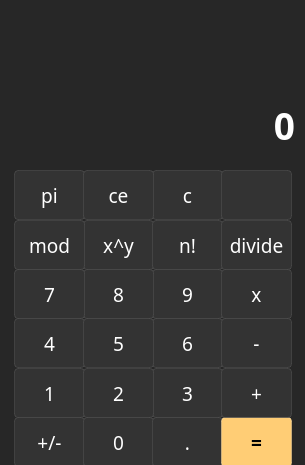
First picture: the form in QtCPPCalculator/QtCPPCalculator.ui, repository fonzy1243/QtCPPCalculator, before the edit.
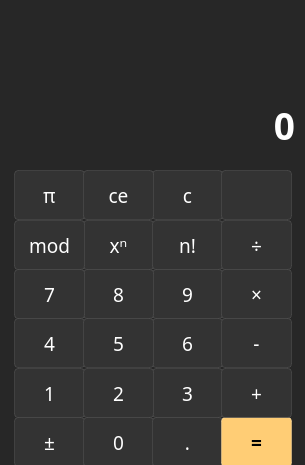
Second picture: the form after the edit. Icons and pictures are not drawn.

Commit message: added unicode characters to buttons

Diff of the .ui file:
```diff
--- a/QtCPPCalculator/QtCPPCalculator.ui
+++ b/QtCPPCalculator/QtCPPCalculator.ui
@@ -30,9 +30,93 @@
   </property>
   <property name="palette">
    <palette>
-    <active/>
-    <inactive/>
-    <disabled/>
+    <active>
+     <colorrole role="Button">
+      <brush brushstyle="SolidPattern">
+       <color alpha="255">
+        <red>39</red>
+        <green>39</green>
+        <blue>39</blue>
+       </color>
+      </brush>
+     </colorrole>
+     <colorrole role="Base">
+      <brush brushstyle="SolidPattern">
+       <color alpha="255">
+        <red>39</red>
+        <green>39</green>
+        <blue>39</blue>
+       </color>
+      </brush>
+     </colorrole>
+     <colorrole role="Window">
+      <brush brushstyle="SolidPattern">
+       <color alpha="255">
+        <red>39</red>
+        <green>39</green>
+        <blue>39</blue>
+       </color>
+      </brush>
+     </colorrole>
+    </active>
+    <inactive>
+     <colorrole role="Button">
+      <brush brushstyle="SolidPattern">
+       <color alpha="255">
+        <red>39</red>
+        <green>39</green>
+        <blue>39</blue>
+       </color>
+      </brush>
+     </colorrole>
+     <colorrole role="Base">
+      <brush brushstyle="SolidPattern">
+       <color alpha="255">
+        <red>39</red>
+        <green>39</green>
+        <blue>39</blue>
+       </color>
+      </brush>
+     </colorrole>
+     <colorrole role="Window">
+      <brush brushstyle="SolidPattern">
+       <color alpha="255">
+        <red>39</red>
+        <green>39</green>
+        <blue>39</blue>
+       </color>
+      </brush>
+     </colorrole>
+    </inactive>
+    <disabled>
+     <colorrole role="Button">
+      <brush brushstyle="SolidPattern">
+       <color alpha="255">
+        <red>39</red>
+        <green>39</green>
+        <blue>39</blue>
+       </color>
+      </brush>
+     </colorrole>
+     <colorrole role="Base">
+      <brush brushstyle="SolidPattern">
+       <color alpha="255">
+        <red>39</red>
+        <green>39</green>
+        <blue>39</blue>
+       </color>
+      </brush>
+     </colorrole>
+     <colorrole role="Window">
+      <brush brushstyle="SolidPattern">
+       <color alpha="255">
+        <red>39</red>
+        <green>39</green>
+        <blue>39</blue>
+       </color>
+      </brush>
+     </colorrole>
+    </disabled>
    </palette>
   </property>
   <property name="windowTitle">
@@ -331,7 +415,7 @@
         <bool>false</bool>
        </property>
        <property name="text">
-        <string>x^y</string>
+        <string>xⁿ</string>
        </property>
        <property name="autoDefault">
         <bool>false</bool>
@@ -365,7 +449,7 @@
         <bool>false</bool>
        </property>
        <property name="text">
-        <string>+/-</string>
+        <string>±</string>
        </property>
        <property name="autoDefault">
         <bool>false</bool>
@@ -436,7 +520,7 @@
         <string notr="true"/>
        </property>
        <property name="text">
-        <string>pi</string>
+        <string>π</string>
        </property>
        <property name="autoDefault">
         <bool>false</bool>
@@ -954,7 +1038,7 @@
         <bool>false</bool>
        </property>
        <property name="text">
-        <string>x</string>
+        <string>×</string>
        </property>
        <property name="autoDefault">
         <bool>false</bool>
@@ -988,7 +1072,7 @@
         <bool>false</bool>
        </property>
        <property name="text">
-        <string>divide</string>
+        <string>÷</string>
        </property>
        <property name="autoDefault">
         <bool>false</bool>
```
The commit also changes 2 other files.
